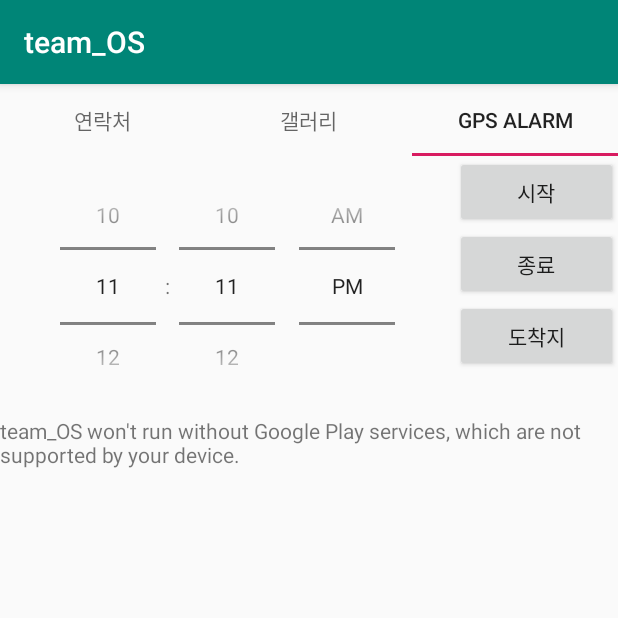
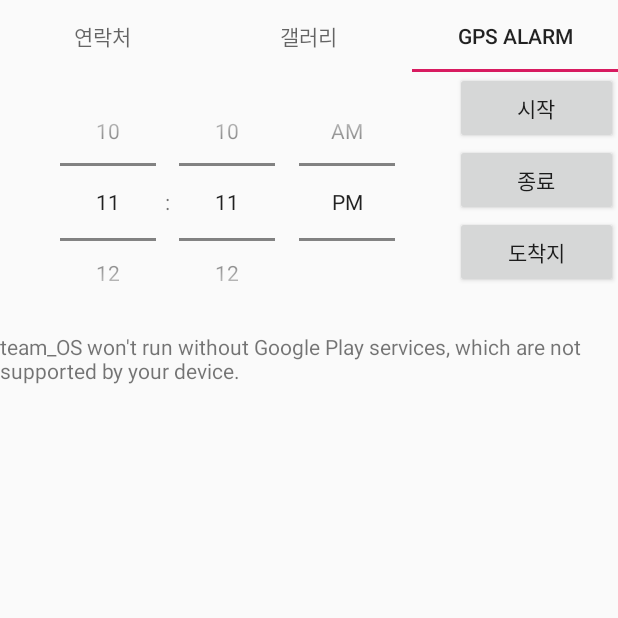
Before and after one commit to smjw0914/MadCamp_prj1, an Android app: the screen it shows after launch (MainActivity), tab 3 chosen, on a phone screen of 412 x 824 dp, the top half of it. Run offline under Robolectric (Android 15) with nearby library versions, the phone set to English and light mode, and no system bars.

Commit message:
third commit

```diff
--- a/app/src/main/java/com/example/team_os/MainActivity.java
+++ b/app/src/main/java/com/example/team_os/MainActivity.java
@@ -143,7 +143,6 @@ public class MainActivity extends AppCompatActivity {
                     }
                     else flag += 1;
                 } else {
-                    Log.i("dead","500");
                     android.os.Process.killProcess(android.os.Process.myPid());
                 }
             }
--- a/app/src/main/java/com/example/team_os/frag3.java
+++ b/app/src/main/java/com/example/team_os/frag3.java
@@ -112,6 +112,9 @@ public class frag3 extends Fragment implements OnMapReadyCallback {
                 Toast.makeText(context, "Alarm 예정 " + hour + "시 " + minute + "분", Toast.LENGTH_SHORT).show();
                 // reveiver에 string 값 넘겨주기
                 my_intent.putExtra("state", "alarm on");
+                my_intent.putExtra("Latitude",galleryManager.ImgLatitude);
+                my_intent.putExtra("Longitude",galleryManager.ImgLongitude);
+                //my_intent.putExtra("GoogleMap",mMap);
                 pendingIntent = PendingIntent.getBroadcast(context, 0, my_intent, PendingIntent.FLAG_UPDATE_CURRENT);
 
                 // 알람셋팅
--- a/app/src/main/java/com/example/team_os/myGPS.java
+++ b/app/src/main/java/com/example/team_os/myGPS.java
@@ -102,12 +102,10 @@ public class myGPS {
 
                 if(myLocation.distanceTo(targetLocation) <= 20) {
                     arrive=true;
-                    Toast.makeText(mActivity.getApplicationContext(), "목적지 도착", Toast.LENGTH_SHORT).show();
                 }else {
                     Float dis = myLocation.distanceTo(targetLocation);
-                    Toast.makeText(mActivity.getApplicationContext(), Float.toString(dis),Toast.LENGTH_LONG).show();
                 }
-            } else  Toast.makeText(mActivity.getApplicationContext(), "setTarget==false", Toast.LENGTH_SHORT).show();
+            }
 
         }
 
--- a/app/src/main/res/values/styles.xml
+++ b/app/src/main/res/values/styles.xml
@@ -6,6 +6,8 @@
         <item name="colorPrimary">@color/colorPrimary</item>
         <item name="colorPrimaryDark">@color/colorPrimaryDark</item>
         <item name="colorAccent">@color/colorAccent</item>
+        <item name="windowActionBar">false</item>
+        <item name="windowNoTitle">true</item>
     </style>
 
 </resources>
```
Also changed, not shown: app/src/main/java/com/example/team_os/RingtonePlayingService.java (+11 -0 lines).
